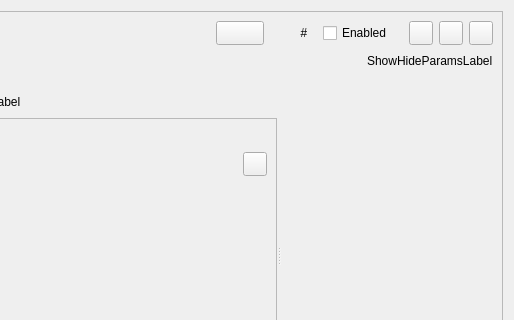
OpenFLUID/openfluid, file src/apps/openfluid-builder/common/WareWidget.ui: the form before one commit; both pictures show x 237 to 751 and y 0 to 320 of the 751 by 448 pixel window.
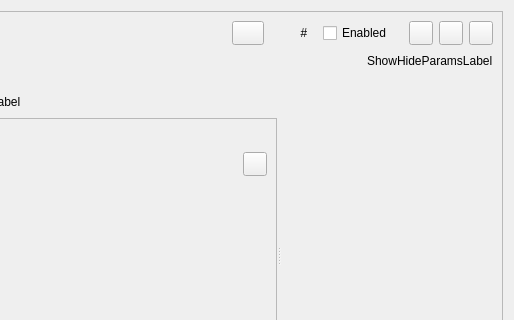
The form after the commit. Custom widgets are drawn as their Qt base class.

The edit to the form file:
```diff
--- a/src/apps/openfluid-builder/common/WareWidget.ui
+++ b/src/apps/openfluid-builder/common/WareWidget.ui
@@ -73,13 +73,13 @@
          <widget class="QPushButton" name="GenerateSrcButton">
           <property name="minimumSize">
            <size>
-            <width>48</width>
+            <width>32</width>
             <height>24</height>
            </size>
           </property>
           <property name="maximumSize">
            <size>
-            <width>48</width>
+            <width>32</width>
             <height>24</height>
            </size>
           </property>
```
Left out of the diff: 4 changed lines with no effect on the pictures.
